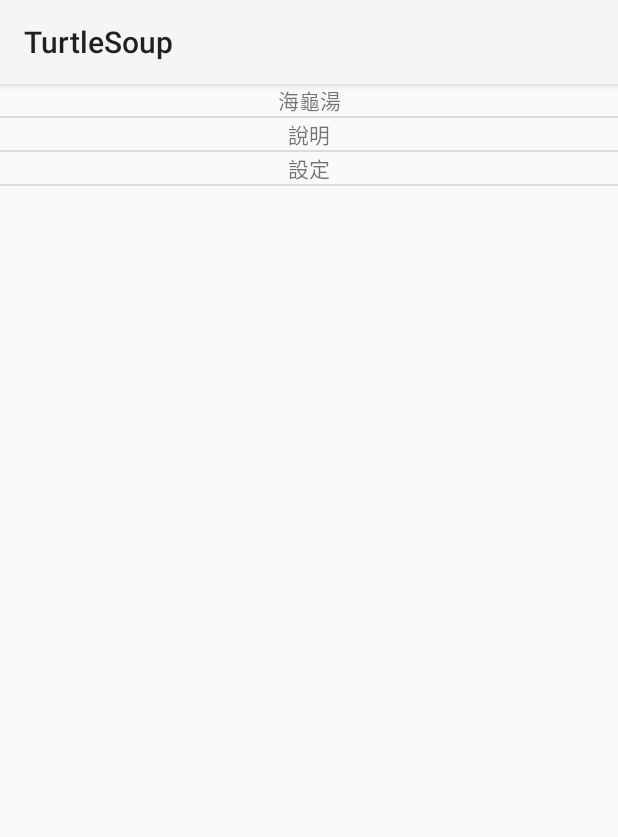
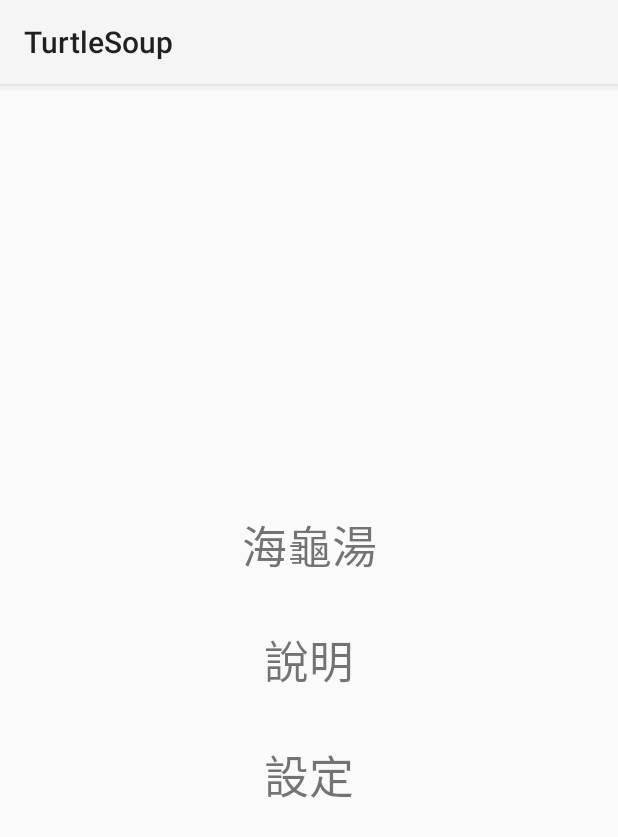
Before and after one commit to s011208/TurtleSoup, an Android app: the fragment EntryFragment shown on its own in the app's theme, on a phone screen of 412 x 824 dp. Shown: the top 837 px of the screen. Run offline under Robolectric (Android 15) with nearby library versions, the phone set to English and light mode, and no system bars.

Commit message:
refine layout

```diff
--- a/app/src/main/java/com/bj4/yhh/turtlesoup/EntryFragment.java
+++ b/app/src/main/java/com/bj4/yhh/turtlesoup/EntryFragment.java
@@ -30,14 +30,15 @@ public class EntryFragment extends ThemeChangeFragment {
 
     @Override
     public View onCreateView(LayoutInflater inflater, ViewGroup container, Bundle savedInstanceState) {
-        final ListView parent = (ListView) inflater.inflate(R.layout.entry_fragment, null);
-        parent.setAdapter(new EntryListAdapter(getActivity()));
-        parent.setOnItemClickListener(new AdapterView.OnItemClickListener(){
+        final View parent = inflater.inflate(R.layout.entry_fragment, null);
+        final ListView entryList = (ListView) parent.findViewById(R.id.entry_list);
+        entryList.setAdapter(new EntryListAdapter(getActivity()));
+        entryList.setOnItemClickListener(new AdapterView.OnItemClickListener() {
             @Override
             public void onItemClick(AdapterView<?> parent, View view, int position, long id) {
-                switch(position){
+                switch (position) {
                     case 0:
-                        ((MainActivity)getActivity()).switchToStoryFragment();
+                        ((MainActivity) getActivity()).switchToStoryFragment();
                         break;
                     case 1:
                         break;
--- a/app/src/main/res/layout/entry_fragment.xml
+++ b/app/src/main/res/layout/entry_fragment.xml
@@ -1,5 +1,16 @@
 <?xml version="1.0" encoding="utf-8"?>
-<ListView xmlns:android="http://schemas.android.com/apk/res/android"
-    android:layout_width="match_parent" android:layout_height="match_parent">
+<RelativeLayout xmlns:android="http://schemas.android.com/apk/res/android"
+                android:layout_width="match_parent"
+                android:layout_height="match_parent">
 
-</ListView>
+    <ListView
+        android:id="@+id/entry_list"
+        android:layout_gravity="center"
+        android:layout_centerInParent="true"
+        android:divider="#00000000"
+        android:dividerHeight="0dp"
+        android:layout_width="wrap_content"
+        android:layout_height="wrap_content">
+
+    </ListView>
+</RelativeLayout>
--- a/app/src/main/res/layout/entry_fragment_content.xml
+++ b/app/src/main/res/layout/entry_fragment_content.xml
@@ -1,12 +1,17 @@
 <?xml version="1.0" encoding="utf-8"?>
 <LinearLayout xmlns:android="http://schemas.android.com/apk/res/android"
-    android:orientation="vertical"
-    android:layout_width="match_parent"
-    android:layout_height="match_parent">
+              android:orientation="vertical"
+              android:layout_width="match_parent"
+              android:layout_height="match_parent">
 
     <TextView
         android:gravity="center"
         android:id="@+id/item"
+        android:textSize="@dimen/entry_text_size"
+        android:padding="@dimen/entry_text_padding"
+        android:singleLine="true"
+        android:maxLines="1"
+        android:ellipsize="end"
         android:layout_width="match_parent"
-        android:layout_height="match_parent" />
+        android:layout_height="match_parent"/>
 </LinearLayout>
--- a/app/src/main/res/values/dimens.xml
+++ b/app/src/main/res/values/dimens.xml
@@ -4,4 +4,7 @@
     <dimen name="activity_vertical_margin">16dp</dimen>
 
     <integer name="items_paer_page">10</integer>
+
+    <dimen name="entry_text_size">30sp</dimen>
+    <dimen name="entry_text_padding">16dp</dimen>
 </resources>
```
Also changed, not shown: app/src/main/gen/com/bj4/yhh/turtlesoup/BuildConfig.java (added, +8 -0 lines), app/src/main/gen/com/bj4/yhh/turtlesoup/Manifest.java (added, +7 -0 lines), app/src/main/gen/com/bj4/yhh/turtlesoup/R.java (added, +7 -0 lines), app/src/main/res/layout/activity_main.xml (+9 -5 lines).
